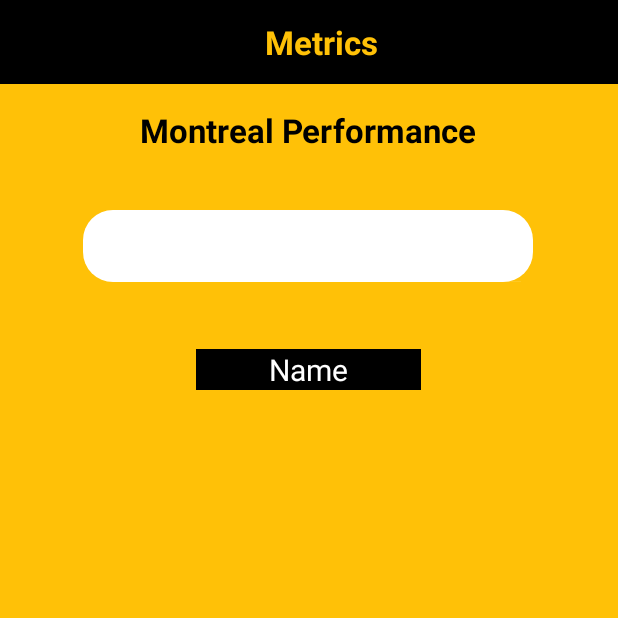
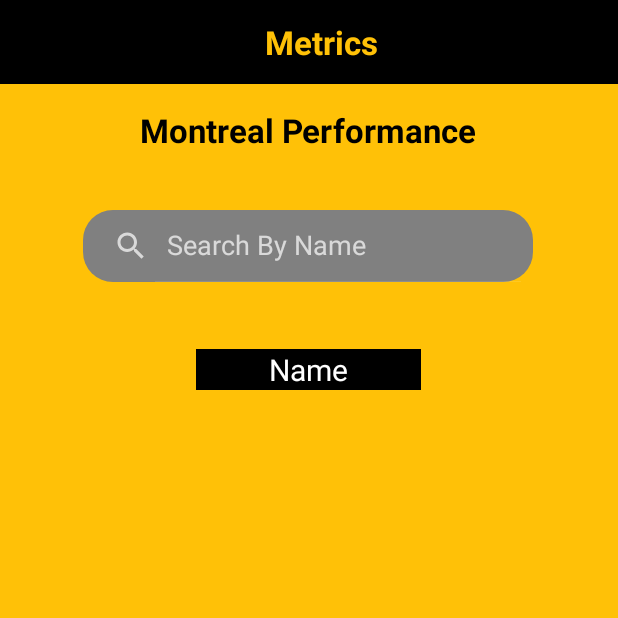
Before and after one commit to vivekmaheshsahu/MVVM_RecyclerView_Search, an Android app: the EmployeeDisplayView screen opened directly, with no data from a screen before it, on a phone screen of 412 x 824 dp, the top half of it. Run offline under Robolectric (Android 15) with nearby library versions, the phone set to English and light mode, and no system bars; 3 statements that could not run were skipped.

Commit message:
complete with search changes

```diff
--- a/app/src/main/java/com/android/greenlight/view/employee/EmployeeDisplayView.kt
+++ b/app/src/main/java/com/android/greenlight/view/employee/EmployeeDisplayView.kt
@@ -11,13 +11,12 @@ import androidx.constraintlayout.widget.ConstraintLayout
 import androidx.recyclerview.widget.DividerItemDecoration
 import androidx.recyclerview.widget.LinearLayoutManager
 import androidx.recyclerview.widget.RecyclerView
-import com.android.greenlight.R
 import com.android.greenlight.common.Adapter.employee.EmployeeDisplayAdapter
 import com.android.greenlight.common.utility.Utility
 import com.android.greenlight.viewmodel.Employee.EmployeeDisplayViewModel
 import com.android.greenlight.viewmodel.Employee.IEmployeeDisplayViewModel
 import java.util.*
-
+import com.android.greenlight.R
 
 class EmployeeDisplayView : IEmployeeDisplayView, AppCompatActivity(), SearchView.OnQueryTextListener {
 
--- a/app/src/main/res/drawable-v24/bg_searchview.xml
+++ b/app/src/main/res/drawable-v24/bg_searchview.xml
@@ -1,5 +1,5 @@
 <shape xmlns:android="http://schemas.android.com/apk/res/android"
     android:shape="rectangle">
-    <solid android:color="@color/white" />
+    <solid android:color="@color/gray" />
     <corners android:radius="20dip" />
 </shape>
--- a/app/src/main/res/layout/employee_display_layout.xml
+++ b/app/src/main/res/layout/employee_display_layout.xml
@@ -37,11 +37,11 @@
         android:background="@drawable/bg_searchview"
         app:defaultQueryHint=" Search By Name"
         app:iconifiedByDefault="false"
+        app:queryHint="@string/search_name"
         app:layout_constraintEnd_toEndOf="parent"
         app:layout_constraintHorizontal_bias="0.495"
         app:layout_constraintStart_toStartOf="parent"
         app:layout_constraintTop_toBottomOf="@+id/toolbarMidline"
-        app:queryHint="@string/search_name"
         tools:ignore="MissingConstraints" />
 
     <TextView
```
